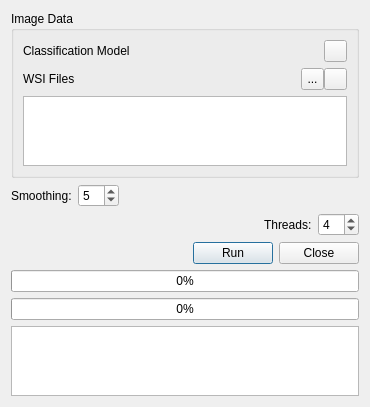
Before: the Qt Designer form rec_dialog.ui in frankyeh/WSRecognizer, drawn with Qt 5.
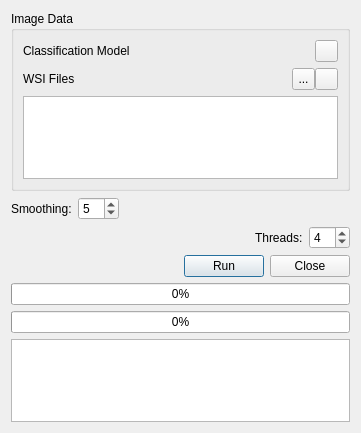
After: the same form once the commit is applied. Icons and pictures are not drawn.

```diff
--- a/rec_dialog.ui
+++ b/rec_dialog.ui
@@ -6,8 +6,8 @@
    <rect>
     <x>0</x>
     <y>0</y>
-    <width>370</width>
-    <height>404</height>
+    <width>361</width>
+    <height>433</height>
    </rect>
   </property>
   <property name="windowTitle">
```
Left out of the diff: 11 changed lines with no effect on the pictures.
